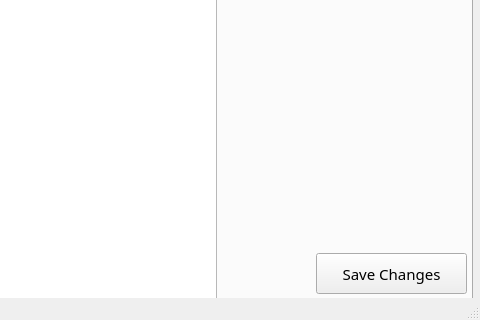
First picture: the form in MyGPAmate.ui, repository edeniyanda/MyGPAmate, before the edit; both pictures show x 688 to 1168 and y 272 to 592 of the 1168 by 592 pixel window.
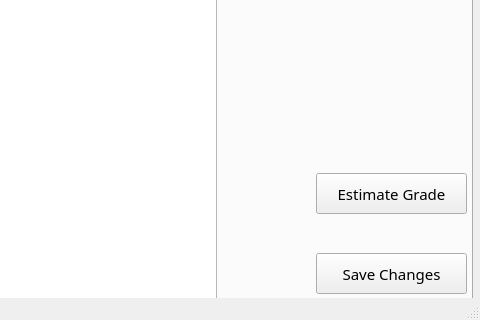
Second picture: the form after the edit. Icons and pictures are not drawn.

Commit message: Scaled up grade tab;e functionality

The edit to the form file:
```diff
--- a/MyGPAmate.ui
+++ b/MyGPAmate.ui
@@ -1152,6 +1152,19 @@
          <string>Save Changes</string>
         </property>
        </widget>
+       <widget class="QPushButton" name="pushButton_estimate_grade">
+        <property name="geometry">
+         <rect>
+          <x>930</x>
+          <y>380</y>
+          <width>151</width>
+          <height>41</height>
+         </rect>
+        </property>
+        <property name="text">
+         <string>Estimate Grade</string>
+        </property>
+       </widget>
       </widget>
       <widget class="QWidget" name="tab_6">
        <attribute name="title">
```
The commit also changes 4 other files.
